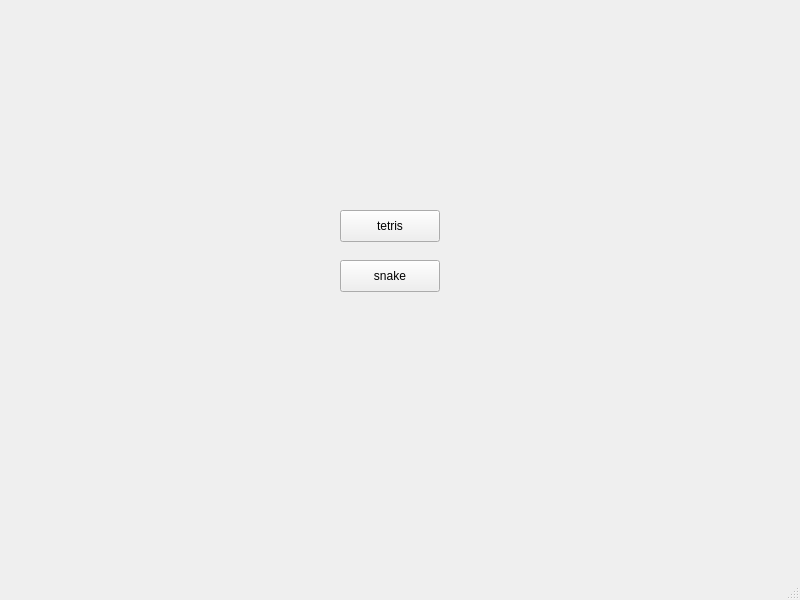
This is src/gui/desktop/brick_game/mainwindow.ui in ayedel123/BrickGame as Qt 5 draws it before an edit. The edited form follows.
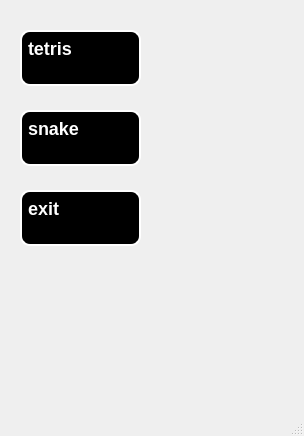
This is the edited form.

Diff of the .ui file:
```diff
--- a/src/gui/desktop/brick_game/mainwindow.ui
+++ b/src/gui/desktop/brick_game/mainwindow.ui
@@ -6,21 +6,36 @@
    <rect>
     <x>0</x>
     <y>0</y>
-    <width>800</width>
-    <height>600</height>
+    <width>304</width>
+    <height>436</height>
    </rect>
   </property>
   <property name="windowTitle">
    <string>MainWindow</string>
   </property>
+  <property name="styleSheet">
+   <string notr="true">MainWindow{background:rgb(0, 0, 0);} 
+            QPushButton{background: rgb(0, 0, 0);border-style: outset;border-width: 2px;border-radius: 10px;border-color: rgb(255,255,255); 
+                min-width:40;min-height:40;font: bold 18px;padding: 6px;color:rgb(255,255,255);text-align: top,left;} 
+            QLineEdit{font: bold 16px;background: rgb(0, 0, 0);border-style: outset; 
+             border-width: 2px;border-radius: 10px;border-color: rgb(255,255,255);color:rgb(255,255,255);}
+            QLabel{font: bold 16px;color:rgb(255,255,255);}
+QCustomPlot{
+background: rgb(0, 0, 0);
+}
+QRadioButton{
+color:rgb(255,255,255);
+
+}</string>
+  </property>
   <widget class="QWidget" name="centralwidget">
    <widget class="QPushButton" name="playTetrisButton">
     <property name="geometry">
      <rect>
-      <x>340</x>
-      <y>210</y>
-      <width>100</width>
-      <height>32</height>
+      <x>20</x>
+      <y>30</y>
+      <width>121</width>
+      <height>56</height>
      </rect>
     </property>
     <property name="text">
@@ -30,16 +45,29 @@
    <widget class="QPushButton" name="playSnakeButton">
     <property name="geometry">
      <rect>
-      <x>340</x>
-      <y>260</y>
-      <width>100</width>
-      <height>32</height>
+      <x>20</x>
+      <y>110</y>
+      <width>121</width>
+      <height>56</height>
      </rect>
     </property>
     <property name="text">
      <string>snake</string>
     </property>
    </widget>
+   <widget class="QPushButton" name="exitButto">
+    <property name="geometry">
+     <rect>
+      <x>20</x>
+      <y>190</y>
+      <width>121</width>
+      <height>56</height>
+     </rect>
+    </property>
+    <property name="text">
+     <string>exit</string>
+    </property>
+   </widget>
   </widget>
   <widget class="QMenuBar" name="menubar">
    <property name="geometry">
```
Left out of the diff: 2 changed lines with no effect on the pictures.
